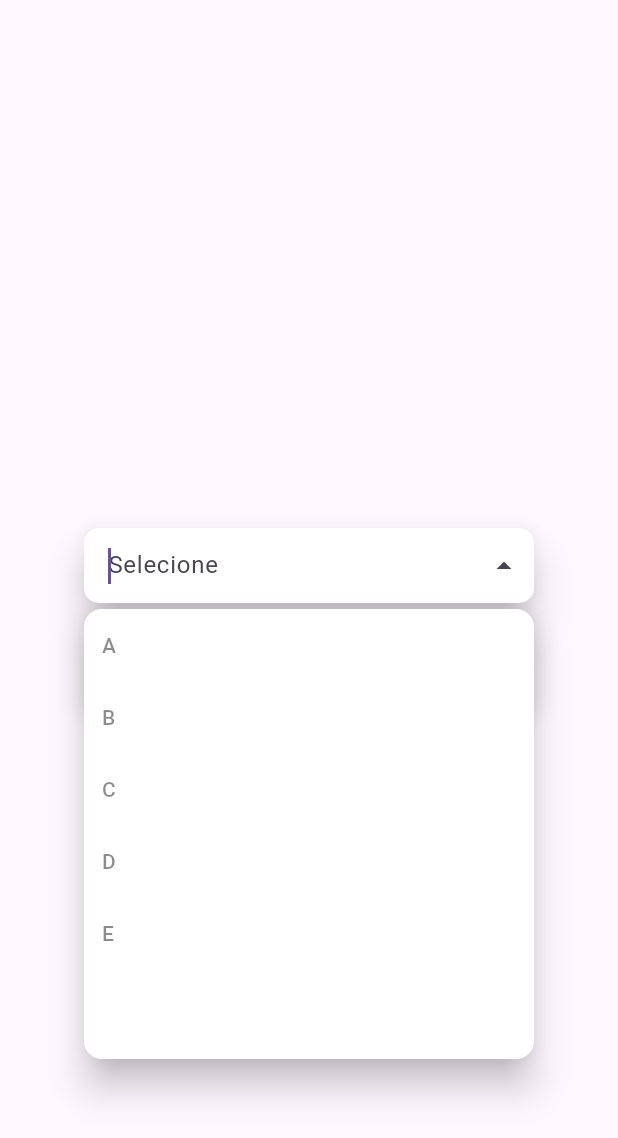
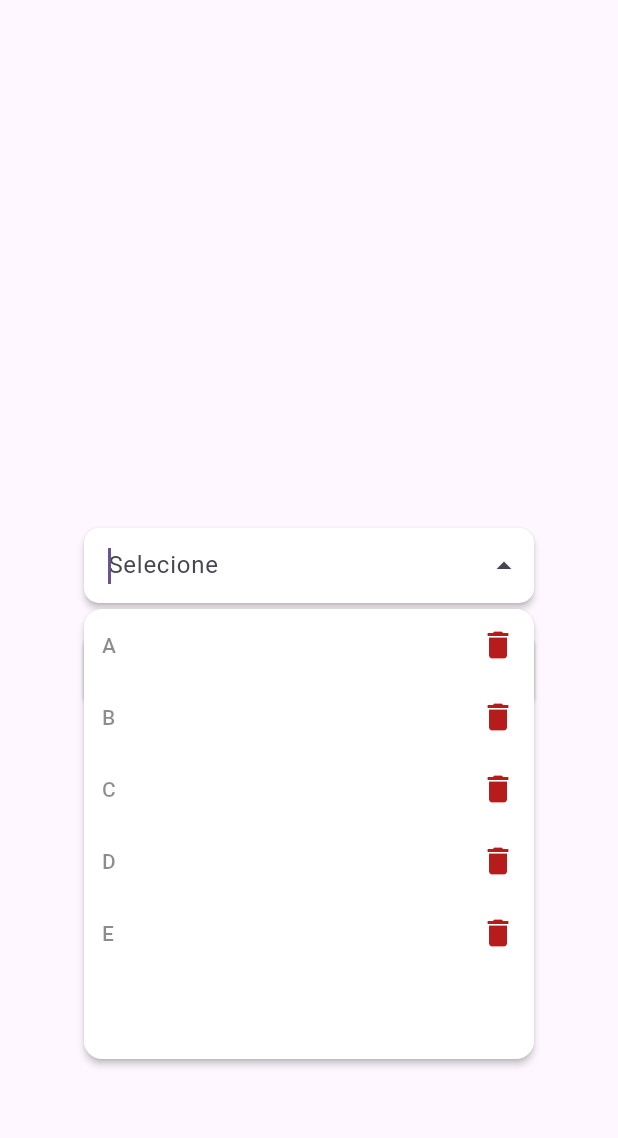
Before and after one commit to Lorenzobettega/simplesearchdropdown, a Flutter app: the screen it shows after launch, after a tap on "Selecione", on a phone screen of 412 x 824 dp. Shown: the top 1138 px of the screen. Run offline on Flutter 3.47's test engine with Material 2 defaults, Android fonts, the light colour scheme and no system bars.

Commit message:
correção elevation

```diff
--- a/lib/multiple/content_dialog_multiple.dart
+++ b/lib/multiple/content_dialog_multiple.dart
@@ -50,7 +50,7 @@ class _ContentMultipleState extends State<ContentMultiple> {
         Card(
           surfaceTintColor: Colors.white,
           color: Colors.white,
-          elevation: 10,
+          elevation: 2,
           child: AnimatedContainer(
             duration: const Duration(milliseconds: 100),
             height: 300,
@@ -69,6 +69,7 @@ class _ContentMultipleState extends State<ContentMultiple> {
                   onChanged: (a){
                     filtrarLista(a);
                   },
+                  elevation: MaterialStateProperty.all<double>(2),
                 ),
                 const SizedBox(height: 5,),
                 Expanded(
--- a/lib/multiple/multiple_dialog.dart
+++ b/lib/multiple/multiple_dialog.dart
@@ -108,10 +108,10 @@ class _MultipleDialogState extends State<MultipleDialog> {
                 color: Colors.white,
                 boxShadow: [
                   BoxShadow(
-                    color: Colors.grey.withOpacity(0.2),
-                    spreadRadius: 5,
-                    blurRadius: 10,
-                    offset: const Offset(0, 1),
+                    color: Colors.grey.withOpacity(0.5),
+                    spreadRadius: 0.5,
+                    blurRadius: 1,
+                    offset: const Offset(0, 0.5),
                   ),
                 ],
               ),
@@ -128,21 +128,25 @@ class _MultipleDialogState extends State<MultipleDialog> {
                           separatorBuilder: (context, index) => const SizedBox(width: 5),
                           itemCount: selectedItems.length,
                           itemBuilder: (context, index) {
-                            return Card(
+                            return Padding(
+                              padding: const EdgeInsets.symmetric(vertical: 5),
+                              child: Card(
                                 color: Colors.grey.shade300,
-                              elevation: 10,
+                                elevation: 2,
                                 child: Padding(
-                                padding: const EdgeInsets.symmetric(
-                                    horizontal: 20, vertical: 5),
+                                  padding: const EdgeInsets.symmetric(horizontal: 10),
                                   child: Row(
+                                    mainAxisAlignment: MainAxisAlignment.spaceBetween,
+                                    crossAxisAlignment: CrossAxisAlignment.center,
                                     children: [
                                       Text(selectedItems[index]),
                                       InkWell(
                                         onTap: () =>
                                             onItemSelected(selectedItems[index]),
-                                      child: const Icon(Icons.close),
+                                        child: const Icon(Icons.close,size: 18,),
                                       ),
                                     ],
+                                  ),
                                 ),
                               ),
                             );
@@ -171,7 +175,7 @@ class _MultipleDialogState extends State<MultipleDialog> {
                               ? Icons.clear
                               : aberto
                                 ? Icons.arrow_drop_up
-                                : Icons.arrow_drop_down),
+                                : Icons.arrow_drop_down,size: 20,),
                         ),
                       ],
                     ),
--- a/lib/single/listview.dart
+++ b/lib/single/listview.dart
@@ -27,7 +27,10 @@ class NovoListView extends StatelessWidget {
     return ListView.builder(
       itemCount: listaFiltrada.length,
       itemBuilder: (context, index) {
-        return TextButton(
+        return Row(
+          children: [
+            Expanded(
+              child: TextButton(
                   style: ButtonStyle(
                     backgroundColor: MaterialStateProperty.resolveWith<Color>(
                       (Set<MaterialState> states) {
@@ -54,7 +57,14 @@ class NovoListView extends StatelessWidget {
                                     const TextStyle(color: Colors.black)
                                 : unselectedInsideBoxTextStyle ??
                                     const TextStyle(color: Colors.black45)),
-                    )));
+                          ))),
+            ),
+            IconButton(
+              onPressed: (){},
+              icon: Icon(Icons.delete,color: Colors.red.shade900,)
+            )
+          ],
+        );
       },
     );
   }
--- a/lib/single/searchdialog.dart
+++ b/lib/single/searchdialog.dart
@@ -12,7 +12,7 @@ class SearchDialog extends StatefulWidget {
     this.border,
     this.width = 300,
     this.widgetBuilder,
-    this.elevation = 10,
+    this.elevation = 2,
     this.backgroundColor,
     this.dialogBackgroundColor,
     this.hintStyle,
```
Lines whose indentation alone changed are shown as unchanged.
